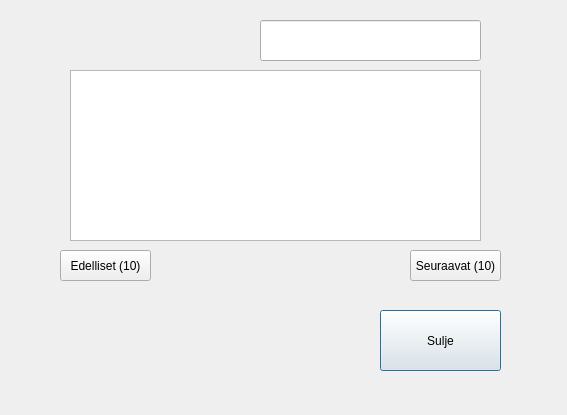
Before: the Qt Designer form bankautomat/consoletilitapahtumat.ui in tvt21kmo-bank-project/group_5, drawn with Qt 5.
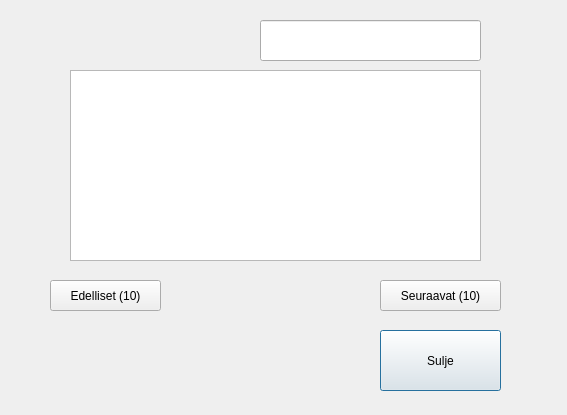
After: the same form once the commit is applied.

```diff
--- a/bankautomat/consoletilitapahtumat.ui
+++ b/bankautomat/consoletilitapahtumat.ui
@@ -17,7 +17,7 @@
    <property name="geometry">
     <rect>
      <x>380</x>
-     <y>310</y>
+     <y>330</y>
      <width>121</width>
      <height>61</height>
     </rect>
@@ -29,9 +29,9 @@
   <widget class="QPushButton" name="btnPrev10">
    <property name="geometry">
     <rect>
-     <x>60</x>
-     <y>250</y>
-     <width>91</width>
+     <x>50</x>
+     <y>280</y>
+     <width>111</width>
      <height>31</height>
     </rect>
    </property>
@@ -42,9 +42,9 @@
   <widget class="QPushButton" name="btnNext10">
    <property name="geometry">
     <rect>
-     <x>410</x>
-     <y>250</y>
-     <width>91</width>
+     <x>380</x>
+     <y>280</y>
+     <width>121</width>
      <height>31</height>
     </rect>
    </property>
@@ -58,7 +58,7 @@
      <x>70</x>
      <y>70</y>
      <width>411</width>
-     <height>171</height>
+     <height>191</height>
     </rect>
    </property>
   </widget>
```
